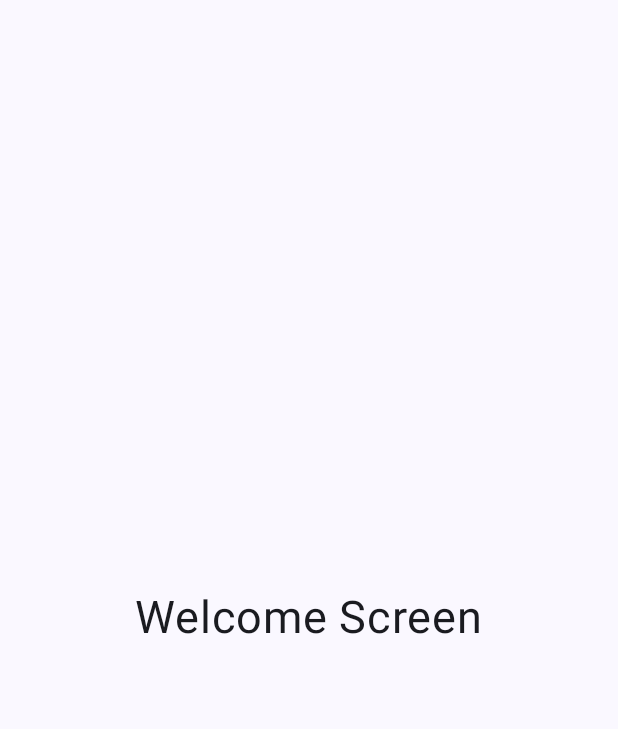
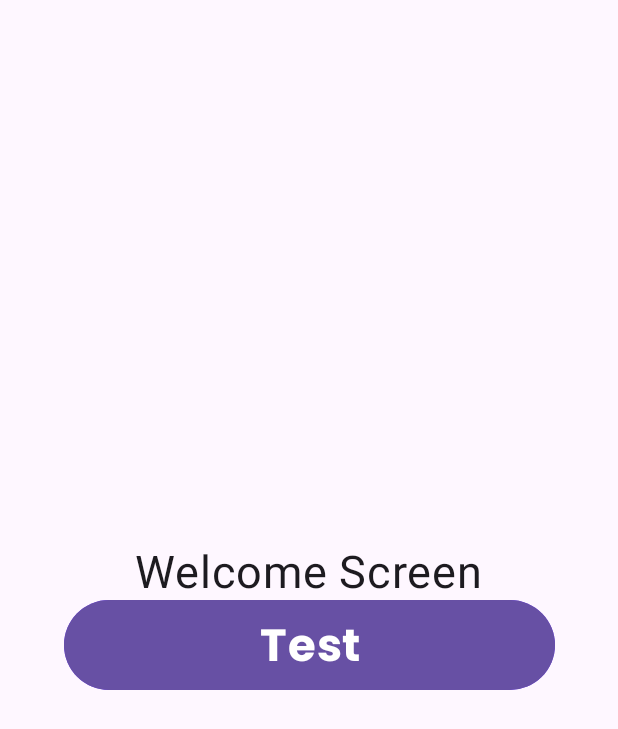
Before and after one commit to sofialaveihle/TP3-ORT-2025-Parcial, an Android app built with Jetpack Compose: the screen it shows after launch (MainActivity), on a phone screen of 412 x 824 dp. Shown: the top 729 px of the screen. Run offline under Robolectric (Android 15) with nearby library versions, the phone set to English and light mode, and no system bars; our stand-ins replace Dagger/Hilt's generated code.

Commit message:
- Add `MyButton` composable component. - Update `Typography.titleLarge` style. - Integrate `MyButton` into the Welcome screen. - Remove `colorScheme` from `MaterialTheme` in `Theme.kt`.

```diff
--- /dev/null
+++ b/app/src/main/java/ar/edu/ort/tp3_ort_2025_parcial/component/ButtonComponent.kt
@@ -0,0 +1,45 @@
+package ar.edu.ort.tp3_ort_2025_parcial.component
+
+import androidx.compose.foundation.background
+import androidx.compose.foundation.layout.height
+import androidx.compose.foundation.layout.width
+import androidx.compose.foundation.shape.RoundedCornerShape
+import androidx.compose.material3.Button
+import androidx.compose.material3.MaterialTheme
+import androidx.compose.material3.Text
+import androidx.compose.runtime.Composable
+import androidx.compose.ui.Modifier
+import androidx.compose.ui.tooling.preview.Preview
+import androidx.compose.ui.unit.dp
+import ar.edu.ort.tp3_ort_2025_parcial.ui.theme.Purple
+
+@Preview
+@Composable
+fun ButtonPreview(){
+    MyButton(
+        onClick = {},
+        text = "Test"
+    )
+}
+
+@Composable
+fun MyButton(
+    onClick: () -> Unit,
+    text: String
+){
+    Button(
+        onClick = onClick,
+        modifier = Modifier
+            .width(327.dp)
+            .height(60.dp)
+            .background(
+                color = Purple,
+                shape = RoundedCornerShape(size = 30.5.dp)
+            )
+    ){
+        Text(
+            text = text,
+            style = MaterialTheme.typography.titleLarge
+        )
+    }
+}
--- a/app/src/main/java/ar/edu/ort/tp3_ort_2025_parcial/screen/welcome/Welcome.kt
+++ b/app/src/main/java/ar/edu/ort/tp3_ort_2025_parcial/screen/welcome/Welcome.kt
@@ -10,6 +10,7 @@ import androidx.compose.ui.Alignment
 import androidx.compose.ui.Modifier
 import androidx.compose.ui.unit.sp
 import androidx.navigation.NavController
+import ar.edu.ort.tp3_ort_2025_parcial.component.MyButton
 
 @Composable
 fun Welcome(
@@ -29,6 +30,10 @@ fun Welcome(
                 text = "Welcome Screen",
                 fontSize = 30.sp,
             )
+            MyButton(
+                onClick = {},
+                text = "Test"
+            )
         }
     }
 }
--- a/app/src/main/java/ar/edu/ort/tp3_ort_2025_parcial/ui/theme/Theme.kt
+++ b/app/src/main/java/ar/edu/ort/tp3_ort_2025_parcial/ui/theme/Theme.kt
@@ -41,7 +41,6 @@ fun TP3ORT2025ParcialTheme(
     }
 
     MaterialTheme(
-        colorScheme = colorScheme,
         typography = Typography,
         content = content
     )
--- a/app/src/main/java/ar/edu/ort/tp3_ort_2025_parcial/ui/theme/Type.kt
+++ b/app/src/main/java/ar/edu/ort/tp3_ort_2025_parcial/ui/theme/Type.kt
@@ -5,6 +5,7 @@ import androidx.compose.ui.text.TextStyle
 import androidx.compose.ui.text.font.Font
 import androidx.compose.ui.text.font.FontFamily
 import androidx.compose.ui.text.font.FontWeight
+import androidx.compose.ui.text.style.TextAlign
 import androidx.compose.ui.unit.sp
 import ar.edu.ort.tp3_ort_2025_parcial.R
 
@@ -14,9 +15,10 @@ val Typography = Typography(
     titleLarge = TextStyle(
         fontFamily = FontFamily(Font(R.font.poppins_bold)),
         fontWeight = FontWeight.W600,
-        fontSize = 40.sp,
+        fontSize = 30.sp,
         lineHeight = 56.sp,
-        letterSpacing = 0.5.sp
+        letterSpacing = 0.5.sp,
+        textAlign = TextAlign.Center
     ),
     // Texto abajo del titulo
     bodyMedium = TextStyle(
```
